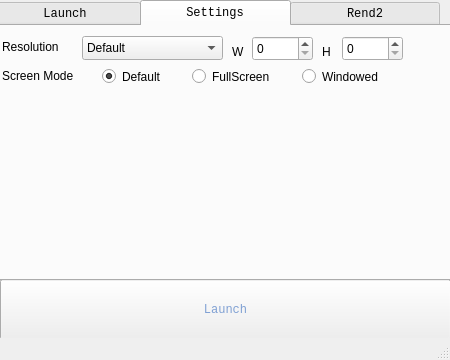
ioquake/launch, file mainwindow.ui: the form before one commit.
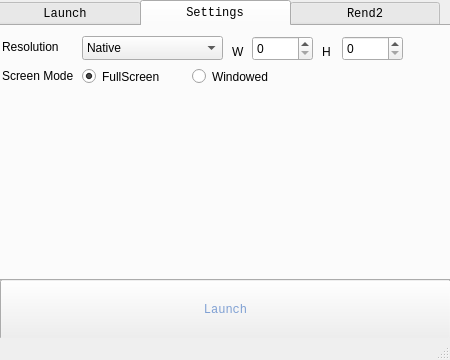
The form after the commit. The open tabs and pages were chosen to show the change. Icons and pictures are not drawn.

Commit message: Don't need default GUI settings anymore, since defaults are read from q3config.cfg. This simplifies things quite a bit.

Patch:
```diff
--- a/mainwindow.ui
+++ b/mainwindow.ui
@@ -137,22 +137,6 @@
      <attribute name="title">
       <string>Settings</string>
      </attribute>
-     <widget class="QRadioButton" name="rbDefault">
-      <property name="geometry">
-       <rect>
-        <x>110</x>
-        <y>40</y>
-        <width>91</width>
-        <height>21</height>
-       </rect>
-      </property>
-      <property name="text">
-       <string>Default</string>
-      </property>
-      <property name="checked">
-       <bool>true</bool>
-      </property>
-     </widget>
      <widget class="QComboBox" name="cbResolution">
       <property name="geometry">
        <rect>
@@ -162,11 +146,6 @@
         <height>24</height>
        </rect>
       </property>
-      <item>
-       <property name="text">
-        <string>Default</string>
-       </property>
-      </item>
       <item>
        <property name="text">
         <string>Native</string>
@@ -264,7 +243,7 @@
      <widget class="QRadioButton" name="rbWin">
       <property name="geometry">
        <rect>
-        <x>310</x>
+        <x>200</x>
         <y>40</y>
         <width>121</width>
         <height>21</height>
@@ -329,7 +308,7 @@
      <widget class="QRadioButton" name="rbFull">
       <property name="geometry">
        <rect>
-        <x>200</x>
+        <x>90</x>
         <y>40</y>
         <width>111</width>
         <height>21</height>
@@ -339,7 +318,7 @@
        <string>FullScreen</string>
       </property>
       <property name="checked">
-       <bool>false</bool>
+       <bool>true</bool>
       </property>
      </widget>
      <widget class="QLabel" name="label_4">
```
Left out of the diff: 7 changed lines with no effect on the pictures. The commit also changes 2 other files.
